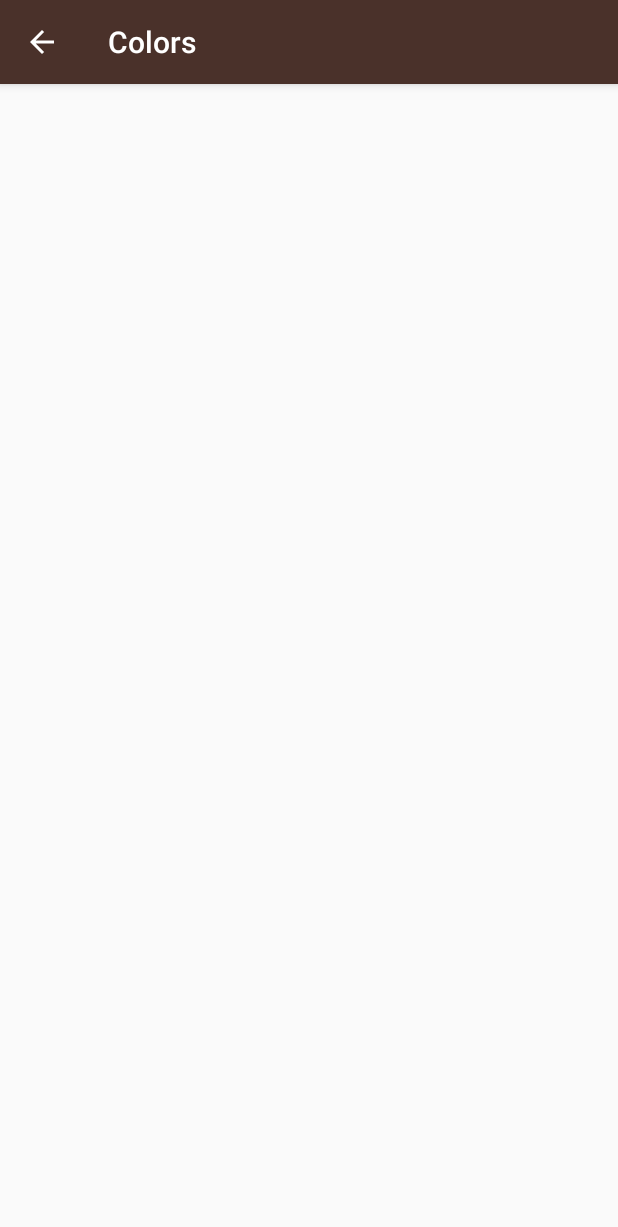
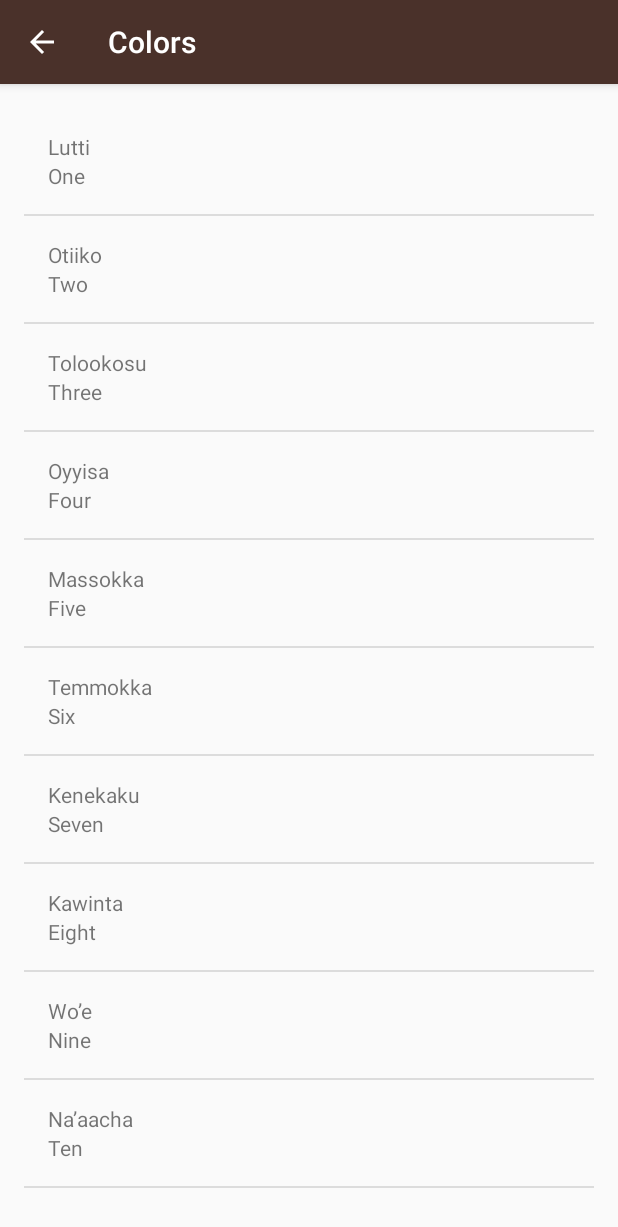
Before and after one commit to pavanrkadave/Miwok, an Android app: the ColorsActivity screen opened directly, with no data from a screen before it, on a phone screen of 412 x 824 dp. Shown: the top 1227 px of the screen. Run offline under Robolectric (Android 15) with nearby library versions, the phone set to English and light mode, and no system bars.

Commit message:
Added the Code to ColorsActivity So That it Works

```diff
--- a/app/src/main/java/com/example/android/miwok/ColorsActivity.java
+++ b/app/src/main/java/com/example/android/miwok/ColorsActivity.java
@@ -2,12 +2,50 @@ package com.example.android.miwok;
 
 import android.support.v7.app.AppCompatActivity;
 import android.os.Bundle;
+import android.util.Log;
+import android.widget.ArrayAdapter;
+import android.widget.LinearLayout;
+import android.widget.ListView;
+import android.widget.TextView;
+
+import java.util.ArrayList;
 
 public class ColorsActivity extends AppCompatActivity {
 
     @Override
     protected void onCreate(Bundle savedInstanceState) {
         super.onCreate(savedInstanceState);
-        setContentView(R.layout.activity_colors);
+        setContentView(R.layout.activity_numbers);
+
+        /**
+         * ArrayList to store the Colors in the word class which is custom created by us.
+         * It holds both the english translation and the miwok translation
+         */
+        ArrayList<Word> words = new ArrayList<Word>();
+
+        //Adding the words to the words arrayList
+        words.add(new Word("One", "Lutti"));
+        words.add(new Word("Two", "Otiiko"));
+        words.add(new Word("Three", "Tolookosu"));
+        words.add(new Word("Four", "Oyyisa"));
+        words.add(new Word("Five", "Massokka"));
+        words.add(new Word("Six", "Temmokka"));
+        words.add(new Word("Seven", "Kenekaku"));
+        words.add(new Word("Eight", "Kawinta"));
+        words.add(new Word("Nine", "Wo’e"));
+        words.add(new Word("Ten", "Na’aacha"));
+
+        // Create an {@link WordAdapter}, whose data source is a list of {@link Word}s. The
+        // adapter knows how to create list items for each item in the list.
+        WordAdapter adapter = new WordAdapter(this, words);
+
+        // Find the {@link ListView} object in the view hierarchy of the {@link Activity}.
+        // There should be a {@link ListView} with the view ID called list, which is declared in the
+        // activity_numbers.xml layout file.
+        ListView listView = (ListView) findViewById(R.id.list);
+
+        //Setting the itemsAdapter to the listView
+        listView.setAdapter(adapter);
+
     }
 }
```
